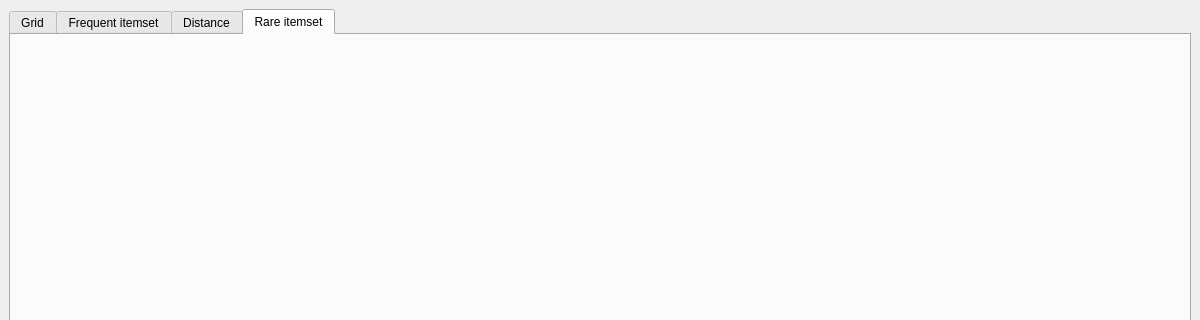
fjovanovic/Association-Rules, file AssociationRules/mainwindow.ui: the form before one commit; both pictures show x 0 to 1200 and y 0 to 320 of the 1200 by 1000 pixel window.
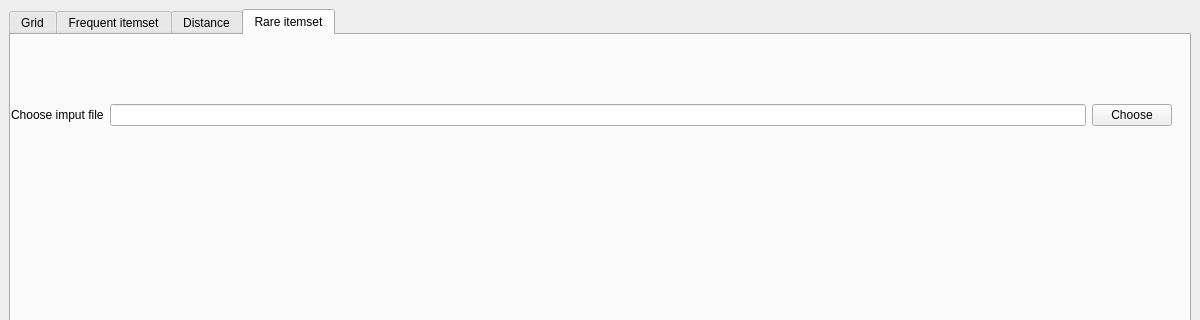
The form after the commit. The open tabs and pages were chosen to show the change.

The edit to the form file:
```diff
--- a/AssociationRules/mainwindow.ui
+++ b/AssociationRules/mainwindow.ui
@@ -27,7 +27,7 @@
     </size>
    </property>
    <layout class="QGridLayout" name="gridLayout">
-    <item row="0" column="0">
+    <item row="0" column="1">
      <widget class="QTabWidget" name="tabWidget">
       <property name="currentIndex">
        <number>2</number>
@@ -663,6 +663,39 @@
        <attribute name="title">
         <string>Rare itemset</string>
        </attribute>
+       <widget class="QWidget" name="verticalLayoutWidget_2">
+        <property name="geometry">
+         <rect>
+          <x>0</x>
+          <y>10</y>
+          <width>1161</width>
+          <height>141</height>
+         </rect>
+        </property>
+        <layout class="QVBoxLayout" name="verticalLayout_4">
+         <item>
+          <layout class="QHBoxLayout" name="horizontalLayout_7">
+           <item>
+            <widget class="QLabel" name="label_6">
+             <property name="text">
+              <string>Choose imput file</string>
+             </property>
+            </widget>
+           </item>
+           <item>
+            <widget class="QLineEdit" name="leApr"/>
+           </item>
+           <item>
+            <widget class="QPushButton" name="pbChooseApr">
+             <property name="text">
+              <string>Choose</string>
+             </property>
+            </widget>
+           </item>
+          </layout>
+         </item>
+        </layout>
+       </widget>
       </widget>
      </widget>
     </item>
```
Left out of the diff: 8 changed lines with no effect on the pictures.
